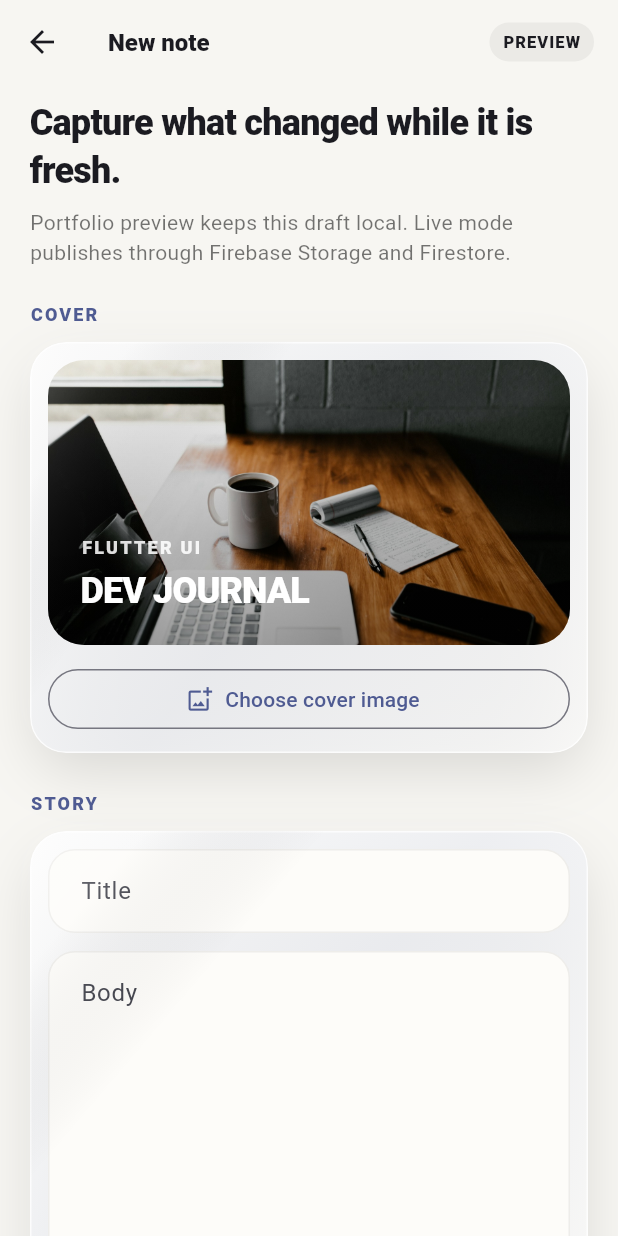
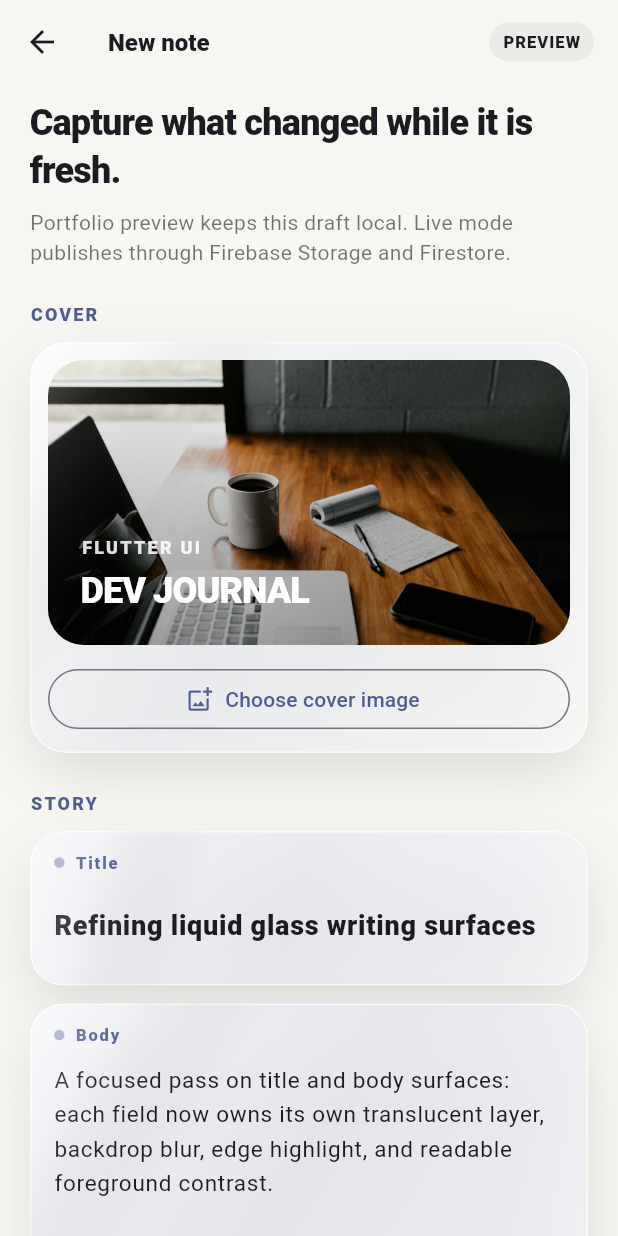
Before and after one commit to oosuhada/flutter_firebase_blog_app, a Flutter app: the screen it shows after launch, after a tap on "Start a note", on a phone screen of 412 x 824 dp. Run offline on Flutter 3.47's test engine with Material 3 defaults, Android fonts, the phone set to English and light mode, and no system bars; our stand-ins replace cloud_firestore, firebase_core, firebase_storage, flutter_riverpod, image_picker; accounts and stored records are empty; generated files the repository leaves out were written again.

Commit message:
Separate writing fields into liquid glass surfaces

```diff
--- a/lib/ui/pages/write/write_page.dart
+++ b/lib/ui/pages/write/write_page.dart
@@ -44,8 +44,16 @@ class _WritePageState extends ConsumerState<WritePage> {
     super.initState();
     writerController =
         TextEditingController(text: widget.post?.writer ?? 'oosuhada');
-    titleController = TextEditingController(text: widget.post?.title ?? '');
-    contentController = TextEditingController(text: widget.post?.content ?? '');
+    titleController = TextEditingController(
+      text: widget.post?.title ??
+          (widget.previewMode ? 'Refining liquid glass writing surfaces' : ''),
+    );
+    contentController = TextEditingController(
+      text: widget.post?.content ??
+          (widget.previewMode
+              ? 'A focused pass on title and body surfaces: each field now owns its own translucent layer, backdrop blur, edge highlight, and readable foreground contrast.\n\nThe cover stays photographic while the writing controls form a clear glass hierarchy around it.'
+              : ''),
+    );
     final initialCategory = widget.post?.category ?? categories.first;
     selectedCategory = categories.contains(initialCategory)
         ? initialCategory
@@ -148,23 +156,33 @@ class _WritePageState extends ConsumerState<WritePage> {
               const SizedBox(height: 26),
               _SectionLabel(label: 'STORY'),
               const SizedBox(height: 10),
-              _GlassFormSection(
-                surfaceOpacity: .74,
-                child: Column(
-                  children: [
-                    TextFormField(
+              _GlassWritingField(
+                label: 'Title',
+                child: TextFormField(
                   controller: titleController,
                   textInputAction: TextInputAction.next,
                   textCapitalization: TextCapitalization.sentences,
                   onChanged: (_) => setState(() {}),
                   decoration: const InputDecoration(
-                        labelText: 'Title',
                     hintText: 'What did you learn or ship?',
+                    filled: false,
+                    border: InputBorder.none,
+                    enabledBorder: InputBorder.none,
+                    focusedBorder: InputBorder.none,
+                    contentPadding: EdgeInsets.zero,
+                  ),
+                  style: const TextStyle(
+                    fontSize: 18,
+                    fontWeight: FontWeight.w800,
+                    height: 1.3,
                   ),
                   validator: _required('Add a title'),
                 ),
+              ),
               const SizedBox(height: 12),
-                    TextFormField(
+              _GlassWritingField(
+                label: 'Body',
+                child: TextFormField(
                   controller: contentController,
                   minLines: 8,
                   maxLines: 16,
@@ -172,14 +190,16 @@ class _WritePageState extends ConsumerState<WritePage> {
                   keyboardType: TextInputType.multiline,
                   textCapitalization: TextCapitalization.sentences,
                   decoration: const InputDecoration(
-                        labelText: 'Body',
-                        alignLabelWithHint: true,
                     hintText:
                         'Context, decisions, tradeoffs, and what you would do next…',
+                    filled: false,
+                    border: InputBorder.none,
+                    enabledBorder: InputBorder.none,
+                    focusedBorder: InputBorder.none,
+                    contentPadding: EdgeInsets.zero,
                   ),
+                  style: const TextStyle(fontSize: 15, height: 1.55),
                   validator: _required('Write a few notes first'),
-                    ),
-                  ],
                 ),
               ),
               const SizedBox(height: 26),
@@ -378,22 +398,82 @@ class _SectionLabel extends StatelessWidget {
 }
 
 class _GlassFormSection extends StatelessWidget {
-  const _GlassFormSection({
-    required this.child,
-    this.surfaceOpacity = .68,
-  });
+  const _GlassFormSection({required this.child});
 
   final Widget child;
-  final double surfaceOpacity;
 
   @override
   Widget build(BuildContext context) {
     return AppGlassSurface(
       borderRadius: BorderRadius.circular(24),
       blurSigma: 16,
-      surfaceOpacity: surfaceOpacity,
+      surfaceOpacity: .68,
       padding: const EdgeInsets.all(12),
       child: child,
+    );
+  }
+}
+
+class _GlassWritingField extends StatefulWidget {
+  const _GlassWritingField({
+    required this.label,
+    required this.child,
+  });
+
+  final String label;
+  final Widget child;
+
+  @override
+  State<_GlassWritingField> createState() => _GlassWritingFieldState();
+}
+
+class _GlassWritingFieldState extends State<_GlassWritingField> {
+  bool _focused = false;
+
+  @override
+  Widget build(BuildContext context) {
+    final scheme = Theme.of(context).colorScheme;
+    return Focus(
+      onFocusChange: (focused) {
+        if (_focused != focused) setState(() => _focused = focused);
+      },
+      child: AppGlassSurface(
+        tint: _focused ? scheme.primaryContainer : const Color(0xFFF8F8FE),
+        surfaceOpacity: _focused ? .76 : .66,
+        blurSigma: 20,
+        borderRadius: BorderRadius.circular(22),
+        padding: const EdgeInsets.fromLTRB(16, 13, 16, 16),
+        child: Column(
+          crossAxisAlignment: CrossAxisAlignment.start,
+          children: [
+            Row(
+              children: [
+                Container(
+                  width: 7,
+                  height: 7,
+                  decoration: BoxDecoration(
+                    color: _focused
+                        ? scheme.primary
+                        : scheme.primary.withValues(alpha: .5),
+                    shape: BoxShape.circle,
+                  ),
+                ),
+                const SizedBox(width: 7),
+                Text(
+                  widget.label,
+                  style: Theme.of(context).textTheme.labelSmall?.copyWith(
+                        color: scheme.primary,
+                        fontWeight: FontWeight.w900,
+                        letterSpacing: 1.25,
+                      ),
+                ),
+              ],
+            ),
+            const SizedBox(height: 10),
+            widget.child,
+          ],
+        ),
+      ),
     );
   }
 }
```
Also changed, not shown: .github/assets/portfolio/03-write-post.png, .github/assets/portfolio/04-image-preview.png. Lines whose indentation alone changed are shown as unchanged.
